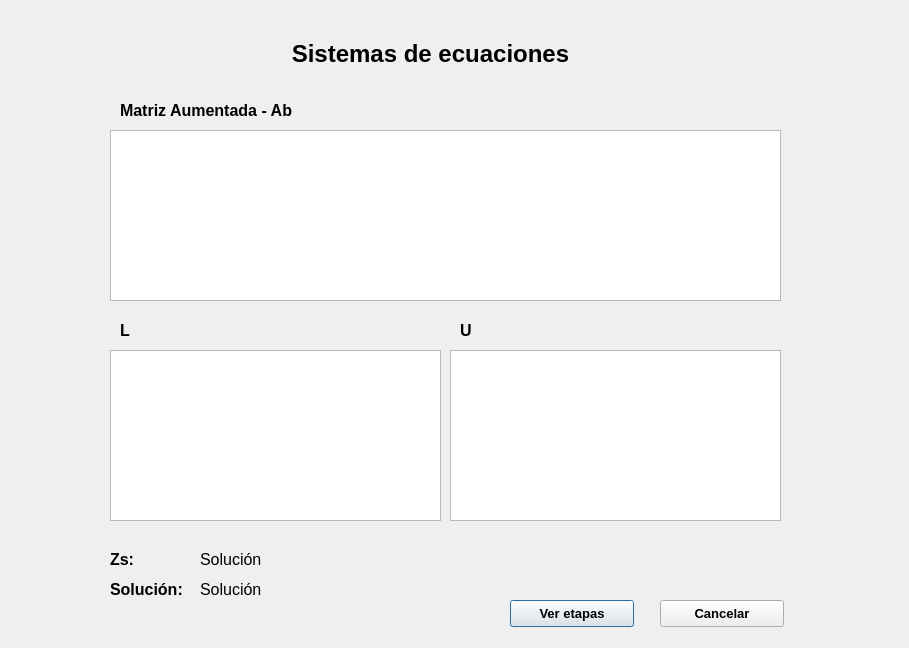
Old version of the form UI/solucionecuacionesfactorizaciondirecta.ui in the repository dhoyoso/AnalisisNumerico.
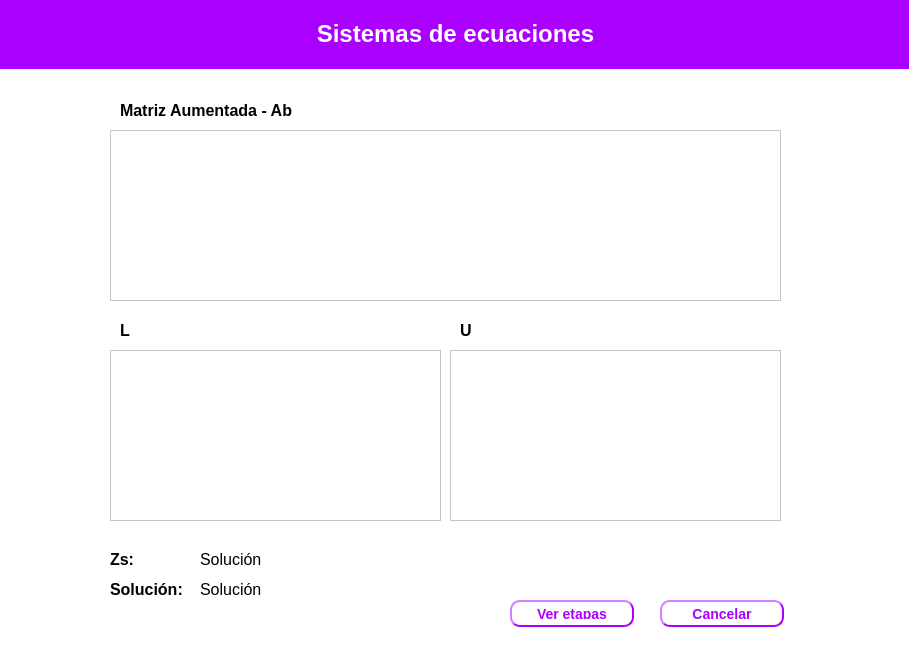
New version of the form.

```diff
--- a/UI/solucionecuacionesfactorizaciondirecta.ui
+++ b/UI/solucionecuacionesfactorizaciondirecta.ui
@@ -13,6 +13,9 @@
   <property name="windowTitle">
    <string>Dialog</string>
   </property>
+  <property name="styleSheet">
+   <string notr="true">background-color: rgb(255, 255, 255);</string>
+  </property>
   <widget class="QLabel" name="label_7">
    <property name="geometry">
     <rect>
@@ -37,11 +40,21 @@
    </property>
    <property name="font">
     <font>
-     <pointsize>10</pointsize>
+     <pointsize>-1</pointsize>
      <weight>75</weight>
+     <italic>false</italic>
      <bold>true</bold>
     </font>
    </property>
+   <property name="styleSheet">
+    <string notr="true">color: rgb(170, 0, 255);
+	border-width: 2px;
+    border-style: outset;
+    border-radius: 10px;
+    border-color:rgb(170, 0, 255);
+    font: bold 14px;
+    padding: 6px;</string>
+   </property>
    <property name="text">
     <string>Ver etapas</string>
    </property>
@@ -90,28 +103,25 @@
    </property>
    <property name="font">
     <font>
-     <pointsize>10</pointsize>
+     <pointsize>-1</pointsize>
      <weight>75</weight>
+     <italic>false</italic>
      <bold>true</bold>
     </font>
    </property>
+   <property name="styleSheet">
+    <string notr="true">color: rgb(170, 0, 255);
+	border-width: 2px;
+    border-style: outset;
+    border-radius: 10px;
+    border-color:rgb(170, 0, 255);
+    font: bold 14px;
+    padding: 6px;</string>
+   </property>
    <property name="text">
     <string>Cancelar</string>
    </property>
   </widget>
-  <widget class="QLabel" name="label">
-   <property name="geometry">
-    <rect>
-     <x>10</x>
-     <y>40</y>
-     <width>841</width>
-     <height>29</height>
-    </rect>
-   </property>
-   <property name="text">
-    <string>&lt;html&gt;&lt;head/&gt;&lt;body&gt;&lt;p align=&quot;center&quot;&gt;&lt;span style=&quot; font-size:18pt; font-weight:600;&quot;&gt;Sistemas de ecuaciones&lt;/span&gt;&lt;/p&gt;&lt;/body&gt;&lt;/html&gt;</string>
-   </property>
-  </widget>
   <widget class="QLabel" name="label_4">
    <property name="geometry">
     <rect>
@@ -187,6 +197,22 @@
     <string>&lt;html&gt;&lt;head/&gt;&lt;body&gt;&lt;p&gt;&lt;span style=&quot; font-size:12pt; font-weight:600;&quot;&gt;Zs:&lt;/span&gt;&lt;span style=&quot; font-size:12pt;&quot;&gt;&lt;br/&gt;&lt;/span&gt;&lt;/p&gt;&lt;/body&gt;&lt;/html&gt;</string>
    </property>
   </widget>
+  <widget class="QLabel" name="label_2">
+   <property name="geometry">
+    <rect>
+     <x>0</x>
+     <y>0</y>
+     <width>911</width>
+     <height>69</height>
+    </rect>
+   </property>
+   <property name="styleSheet">
+    <string notr="true">background-color: rgb(170, 0, 255);</string>
+   </property>
+   <property name="text">
+    <string>&lt;html&gt;&lt;head/&gt;&lt;body&gt;&lt;p align=&quot;center&quot;&gt;&lt;span style=&quot; font-size:18pt; font-weight:600; color:#ffffff;&quot;&gt;Sistemas de ecuaciones&lt;/span&gt;&lt;/p&gt;&lt;/body&gt;&lt;/html&gt;</string>
+   </property>
+  </widget>
  </widget>
  <resources/>
  <connections/>
```
